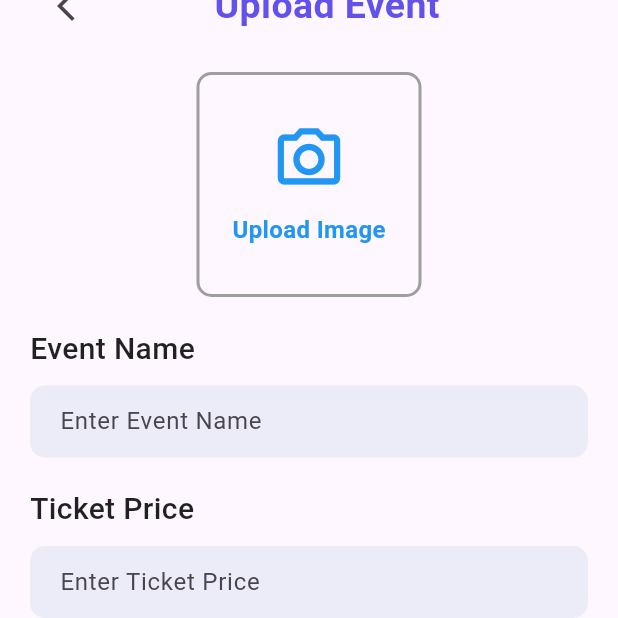
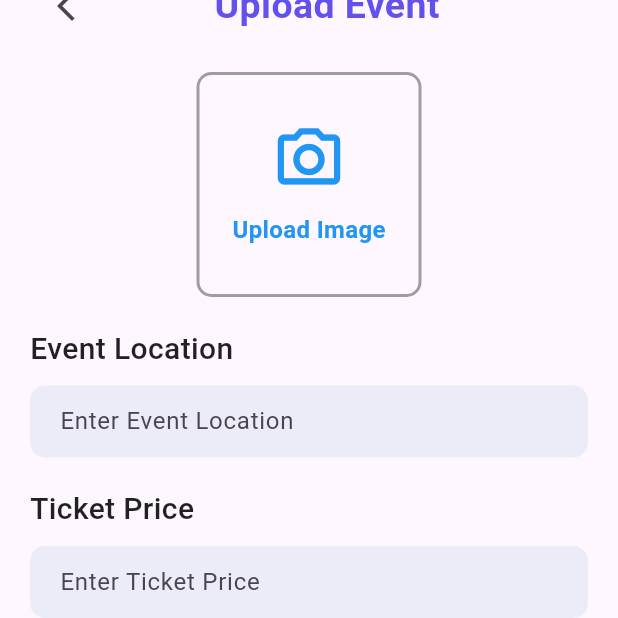
Before and after one commit to khsujon/Event_booking-App, a Flutter app: the UploadEvent screen opened directly, scrolled down 60 dp, after a tap on "Upload", on a phone screen of 412 x 824 dp, the top half of it. Run offline on Flutter 3.47's test engine with Material 3 defaults, Android fonts, the light colour scheme and no system bars; our stand-ins replace cloud_firestore, curved_navigation_bar, firebase_auth, firebase_core, firebase_storage, google_sign_in and 2 more; accounts and stored records are empty.

Commit message:
Data is fatched from firebase to home page

```diff
--- a/lib/admin_panel/upload_event.dart
+++ b/lib/admin_panel/upload_event.dart
@@ -19,6 +19,7 @@ class _UploadEventState extends State<UploadEvent> {
   TextEditingController nameController = TextEditingController();
   TextEditingController priceController = TextEditingController();
   TextEditingController detailController = TextEditingController();
+  TextEditingController locationController = TextEditingController();
   //Event category list
   final List<String> eventCategory = [
     "Music",
@@ -168,8 +169,9 @@ class _UploadEventState extends State<UploadEvent> {
                 height: 20,
               ),
 
-              //Event Name
-              const Text("Event Name",
+              //Location
+
+              const Text("Event Location",
                   style: TextStyle(
                     fontSize: 20,
                     color: Colors.black87,
@@ -187,10 +189,10 @@ class _UploadEventState extends State<UploadEvent> {
                     color: Color(0xffececf8),
                     borderRadius: BorderRadius.circular(10)),
                 child: TextField(
-                  controller: nameController,
+                  controller: locationController,
                   decoration: InputDecoration(
                     border: InputBorder.none,
-                    hintText: "Enter Event Name",
+                    hintText: "Enter Event Location",
                   ),
                 ),
               ),
@@ -387,6 +389,7 @@ class _UploadEventState extends State<UploadEvent> {
                   Map<String, dynamic> uploadevent = {
                     "Image": "", //downloadUrl
                     "Name": nameController.text,
+                    "Location": locationController.text,
                     "Price": priceController.text,
                     "Category": value,
                     "Detail": detailController.text,
@@ -410,6 +413,7 @@ class _UploadEventState extends State<UploadEvent> {
                       nameController.clear();
                       priceController.clear();
                       detailController.clear();
+                      locationController.clear();
                       selectedImage = null;
                     });
                   });
--- a/lib/main.dart
+++ b/lib/main.dart
@@ -25,7 +25,7 @@ class MyApp extends StatelessWidget {
         colorScheme: ColorScheme.fromSeed(seedColor: Colors.deepPurple),
         useMaterial3: true,
       ),
-      home: UploadEvent(),
+      home: BottomNavbar(),
     );
   }
 }
--- a/lib/pages/home_screen.dart
+++ b/lib/pages/home_screen.dart
@@ -1,4 +1,6 @@
 import 'package:book_event/custom_widget/event_card.dart';
+import 'package:book_event/services/database.dart';
+import 'package:cloud_firestore/cloud_firestore.dart';
 import 'package:flutter/material.dart';
 
 class HomeScreen extends StatefulWidget {
@@ -9,6 +11,117 @@ class HomeScreen extends StatefulWidget {
 }
 
 class _HomeScreenState extends State<HomeScreen> {
+  Stream? eventStream;
+
+  ontheLoad() async {
+    eventStream = await DatabaseMethods().getallEvents();
+    setState(() {});
+  }
+
+  @override
+  void initState() {
+    // TODO: implement initState
+    ontheLoad();
+    super.initState();
+  }
+
+  Widget allEvents() {
+    return StreamBuilder(
+        stream: eventStream,
+        builder: (context, AsyncSnapshot snapshot) {
+          return snapshot.hasData
+              ? ListView.builder(
+                  padding: EdgeInsets.zero,
+                  shrinkWrap: true,
+                  itemCount: snapshot.data.docs.length,
+                  itemBuilder: (context, index) {
+                    DocumentSnapshot ds = snapshot.data.docs[index];
+                    return Column(
+                      children: [
+                        Container(
+                          margin: EdgeInsets.only(right: 20.0),
+                          child: Stack(
+                            children: [
+                              ClipRRect(
+                                borderRadius: BorderRadius.circular(10.0),
+                                child: Image.asset(
+                                  "images/concert.jpg",
+                                  width: MediaQuery.of(context).size.width,
+                                  height: 200,
+                                  fit: BoxFit.cover,
+                                ),
+                              ),
+                              Positioned(
+                                top: 10,
+                                left: 10,
+                                child: Container(
+                                  padding: EdgeInsets.symmetric(
+                                      vertical: 5, horizontal: 10),
+                                  decoration: BoxDecoration(
+                                      color: Colors.white.withOpacity(0.6),
+                                      borderRadius: BorderRadius.circular(5)),
+                                  child: Text(
+                                    ds["Date"],
+                                    style: TextStyle(
+                                        fontSize: 14,
+                                        fontWeight: FontWeight.w800),
+                                  ),
+                                ),
+                              ),
+                            ],
+                          ),
+                        ),
+
+                        SizedBox(
+                          height: 5,
+                        ),
+                        //event name and pricing
+                        Row(
+                          mainAxisAlignment: MainAxisAlignment.spaceBetween,
+                          children: [
+                            Text(
+                              ds["Name"],
+                              style: TextStyle(
+                                  fontSize: 18.0,
+                                  fontWeight: FontWeight.bold,
+                                  color: Colors.black),
+                            ),
+                            Padding(
+                              padding: const EdgeInsets.only(right: 20.0),
+                              child: Text(
+                                "BDT " + ds["Price"],
+                                style: TextStyle(
+                                    fontSize: 18.0,
+                                    fontWeight: FontWeight.bold,
+                                    color: Color(0xff6351ec)),
+                              ),
+                            )
+                          ],
+                        ),
+
+                        //Event Location
+                        Row(
+                          children: [
+                            Icon(
+                              Icons.location_on,
+                              color: Colors.red,
+                            ),
+                            Text(
+                              ds["Location"],
+                              style: TextStyle(
+                                  color: Colors.black,
+                                  fontSize: 16.0,
+                                  fontWeight: FontWeight.w500),
+                            ),
+                          ],
+                        )
+                      ],
+                    );
+                  })
+              : Container();
+        });
+  }
+
   @override
   Widget build(BuildContext context) {
     final height = MediaQuery.of(context).size.height;
@@ -166,81 +279,7 @@ class _HomeScreenState extends State<HomeScreen> {
 
           SizedBox(height: 10.0),
 
-          Container(
-            margin: EdgeInsets.only(right: 20.0),
-            child: Stack(
-              children: [
-                ClipRRect(
-                  borderRadius: BorderRadius.circular(10.0),
-                  child: Image.asset(
-                    "images/concert.jpg",
-                    width: MediaQuery.of(context).size.width,
-                    height: 200,
-                    fit: BoxFit.cover,
-                  ),
-                ),
-                Positioned(
-                  top: 10,
-                  left: 10,
-                  child: Container(
-                    padding: EdgeInsets.symmetric(vertical: 5, horizontal: 10),
-                    decoration: BoxDecoration(
-                        color: Colors.white.withOpacity(0.6),
-                        borderRadius: BorderRadius.circular(5)),
-                    child: Text(
-                      "JAN 01\n2025",
-                      style:
-                          TextStyle(fontSize: 14, fontWeight: FontWeight.w800),
-                    ),
-                  ),
-                ),
-              ],
-            ),
-          ),
-
-          SizedBox(
-            height: 5,
-          ),
-          //event name and pricing
-          Row(
-            mainAxisAlignment: MainAxisAlignment.spaceBetween,
-            children: [
-              Text(
-                "Nagar Baul Show",
-                style: TextStyle(
-                    fontSize: 18.0,
-                    fontWeight: FontWeight.bold,
-                    color: Colors.black),
-              ),
-              Padding(
-                padding: const EdgeInsets.only(right: 20.0),
-                child: Text(
-                  "BDT 500",
-                  style: TextStyle(
-                      fontSize: 18.0,
-                      fontWeight: FontWeight.bold,
-                      color: Color(0xff6351ec)),
-                ),
-              )
-            ],
-          ),
-
-          //Event Location
-          Row(
-            children: [
-              Icon(
-                Icons.location_on,
-                color: Colors.red,
-              ),
-              Text(
-                "Mirpur, Dhaka",
-                style: TextStyle(
-                    color: Colors.black,
-                    fontSize: 16.0,
-                    fontWeight: FontWeight.w500),
-              ),
-            ],
-          ),
+          allEvents(),
         ],
       ),
     ));
--- a/lib/services/database.dart
+++ b/lib/services/database.dart
@@ -15,4 +15,9 @@ class DatabaseMethods {
         .doc(id)
         .set(userInfoMap);
   }
+
+  //Fetch Data
+  Future<Stream<QuerySnapshot>> getallEvents() async {
+    return await FirebaseFirestore.instance.collection("Event").snapshots();
+  }
 }
```
